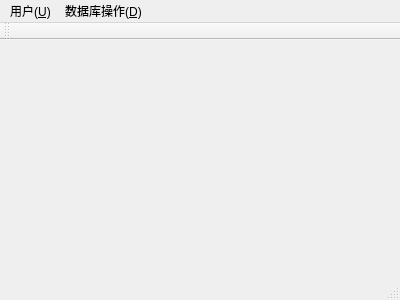
The window that DBMS/mainwindow.ui (Rainysponge/DBMS) describes before a commit, drawn with Qt 5.
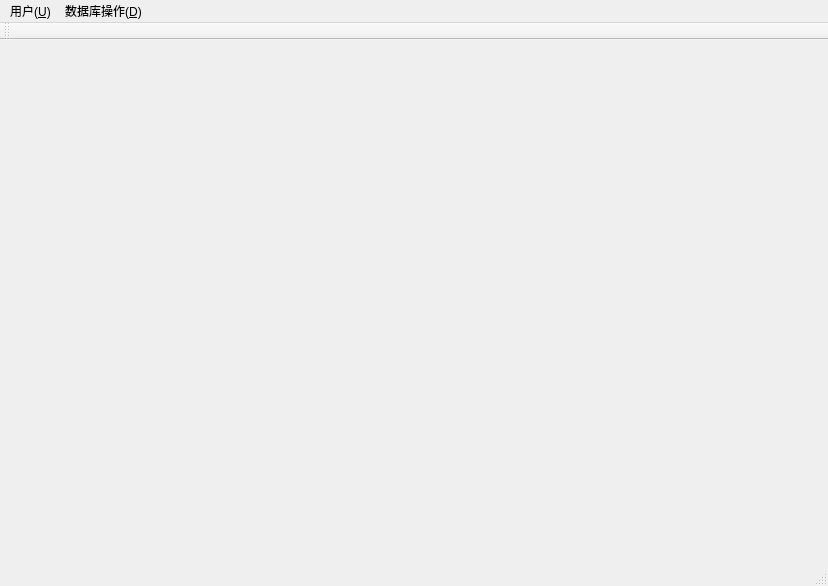
The same window after the commit.

```diff
--- a/DBMS/mainwindow.ui
+++ b/DBMS/mainwindow.ui
@@ -6,8 +6,8 @@
    <rect>
     <x>0</x>
     <y>0</y>
-    <width>400</width>
-    <height>300</height>
+    <width>828</width>
+    <height>586</height>
    </rect>
   </property>
   <property name="windowTitle">
@@ -19,7 +19,7 @@
     <rect>
      <x>0</x>
      <y>0</y>
-     <width>400</width>
+     <width>828</width>
      <height>17</height>
     </rect>
    </property>
```
Left out of the diff: 2 changed lines with no effect on the pictures.
